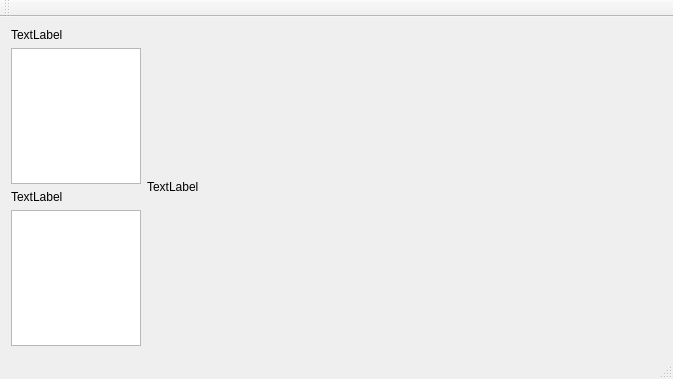
approximator/FlightGear_Autopilot, file src/mainwindow.ui: the form before one commit.
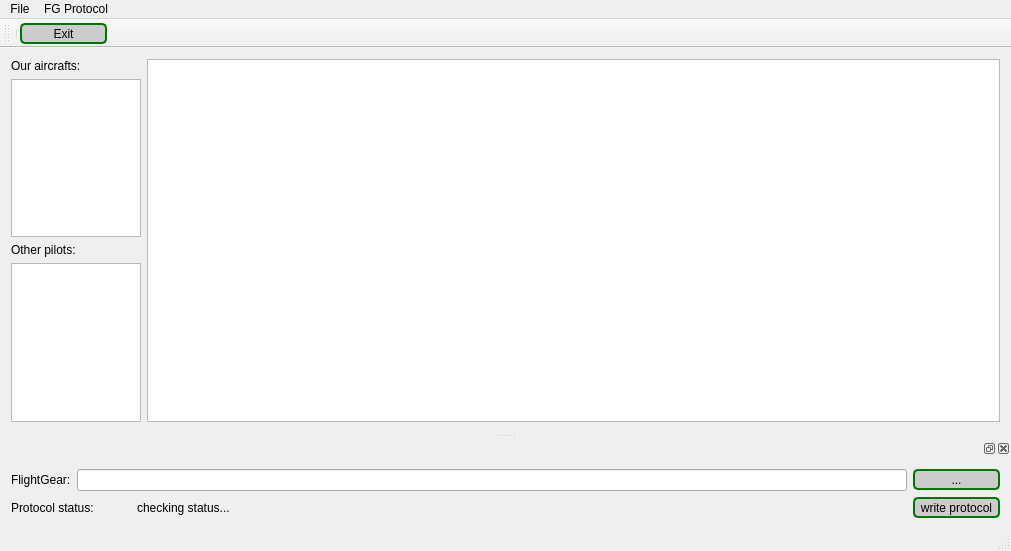
The form after the commit.

The edit to the form file:
```diff
--- a/src/mainwindow.ui
+++ b/src/mainwindow.ui
@@ -6,20 +6,29 @@
    <rect>
     <x>0</x>
     <y>0</y>
-    <width>673</width>
-    <height>379</height>
+    <width>1011</width>
+    <height>551</height>
    </rect>
   </property>
   <property name="windowTitle">
    <string>MainWindow</string>
   </property>
+  <property name="styleSheet">
+   <string notr="true">
+
+ QToolButton {
+     border: 2px solid #070;
+     border-radius: 5px;
+     background-color: #cccccc;
+     min-width: 80px;
+ }
+
+</string>
+  </property>
   <widget class="QWidget" name="centralWidget">
    <layout class="QHBoxLayout" name="horizontalLayout">
     <item>
-     <layout class="QVBoxLayout" name="verticalLayout">
-      <property name="rightMargin">
-       <number>0</number>
-      </property>
+     <layout class="QVBoxLayout" name="verticalLayout_2">
       <property name="bottomMargin">
        <number>0</number>
       </property>
@@ -32,7 +41,7 @@
          </size>
         </property>
         <property name="text">
-         <string>TextLabel</string>
+         <string>Our aircrafts:</string>
         </property>
        </widget>
       </item>
@@ -55,7 +64,7 @@
          </size>
         </property>
         <property name="text">
-         <string>TextLabel</string>
+         <string>Other pilots:</string>
         </property>
        </widget>
       </item>
@@ -72,18 +81,7 @@
      </layout>
     </item>
     <item>
-     <layout class="QVBoxLayout" name="verticalLayout_2">
-      <property name="rightMargin">
-       <number>10</number>
-      </property>
-      <item>
-       <widget class="QLabel" name="label_3">
-        <property name="text">
-         <string>TextLabel</string>
-        </property>
-       </widget>
-      </item>
-     </layout>
+     <widget class="QGraphicsView" name="graphicsView"/>
     </item>
    </layout>
   </widget>
@@ -92,10 +90,27 @@
     <rect>
      <x>0</x>
      <y>0</y>
-     <width>673</width>
-     <height>27</height>
+     <width>1011</width>
+     <height>25</height>
     </rect>
    </property>
+   <widget class="QMenu" name="menuFile">
+    <property name="title">
+     <string>File</string>
+    </property>
+    <addaction name="separator"/>
+    <addaction name="actionExit"/>
+   </widget>
+   <widget class="QMenu" name="menuProtocol">
+    <property name="title">
+     <string>FG Protocol</string>
+    </property>
+    <addaction name="actionCheckProtocol"/>
+    <addaction name="actionWriteProtocol"/>
+    <addaction name="actionDeleteProtocol"/>
+   </widget>
+   <addaction name="menuFile"/>
+   <addaction name="menuProtocol"/>
   </widget>
   <widget class="QToolBar" name="mainToolBar">
    <attribute name="toolBarArea">
@@ -104,8 +119,130 @@
    <attribute name="toolBarBreak">
     <bool>false</bool>
    </attribute>
+   <addaction name="separator"/>
+   <addaction name="actionExit"/>
   </widget>
   <widget class="QStatusBar" name="statusBar"/>
+  <widget class="QDockWidget" name="dock_status">
+   <property name="maximumSize">
+    <size>
+     <width>524287</width>
+     <height>524287</height>
+    </size>
+   </property>
+   <property name="floating">
+    <bool>false</bool>
+   </property>
+   <property name="features">
+    <set>QDockWidget::AllDockWidgetFeatures</set>
+   </property>
+   <property name="allowedAreas">
+    <set>Qt::AllDockWidgetAreas</set>
+   </property>
+   <property name="windowTitle">
+    <string/>
+   </property>
+   <attribute name="dockWidgetArea">
+    <number>8</number>
+   </attribute>
+   <widget class="QWidget" name="dockWidgetContents_2">
+    <layout class="QVBoxLayout" name="verticalLayout_3">
+     <item>
+      <layout class="QHBoxLayout" name="horizontalLayout_3">
+       <property name="bottomMargin">
+        <number>0</number>
+       </property>
+       <item>
+        <widget class="QLabel" name="label_5">
+         <property name="text">
+          <string>FlightGear:</string>
+         </property>
+        </widget>
+       </item>
+       <item>
+        <widget class="QLineEdit" name="lineEdit_fgPath"/>
+       </item>
+       <item>
+        <widget class="QToolButton" name="toolButton_selectFgPath">
+         <property name="text">
+          <string>...</string>
+         </property>
+        </widget>
+       </item>
+      </layout>
+     </item>
+     <item>
+      <layout class="QHBoxLayout" name="horizontalLayout_2">
+       <property name="bottomMargin">
+        <number>0</number>
+       </property>
+       <item>
+        <widget class="QLabel" name="label_4">
+         <property name="maximumSize">
+          <size>
+           <width>120</width>
+           <height>16777215</height>
+          </size>
+         </property>
+         <property name="text">
+          <string>Protocol status:</string>
+         </property>
+        </widget>
+       </item>
+       <item>
+        <widget class="QLabel" name="label_protocolStatus">
+         <property name="text">
+          <string>checking status...</string>
+         </property>
+        </widget>
+       </item>
+       <item>
+        <widget class="QToolButton" name="toolButton_writeProtocol">
+         <property name="toolTip">
+          <string>Write FlightGear protocol</string>
+         </property>
+         <property name="text">
+          <string>write protocol</string>
+         </property>
+        </widget>
+       </item>
+      </layout>
+     </item>
+    </layout>
+   </widget>
+  </widget>
+  <action name="actionExit">
+   <property name="text">
+    <string>Exit</string>
+   </property>
+   <property name="shortcut">
+    <string>Ctrl+Q</string>
+   </property>
+  </action>
+  <action name="actionCheckProtocol">
+   <property name="text">
+    <string>Check</string>
+   </property>
+   <property name="toolTip">
+    <string>Check FlightGear protocol file</string>
+   </property>
+  </action>
+  <action name="actionWriteProtocol">
+   <property name="text">
+    <string>Write</string>
+   </property>
+   <property name="toolTip">
+    <string>Write FlightGear protocol</string>
+   </property>
+  </action>
+  <action name="actionDeleteProtocol">
+   <property name="text">
+    <string>Delete</string>
+   </property>
+   <property name="toolTip">
+    <string>Delete FlightGear protocol</string>
+   </property>
+  </action>
  </widget>
  <layoutdefault spacing="6" margin="11"/>
  <resources/>
```
Left out of the diff: 19 changed lines with no effect on the pictures.
